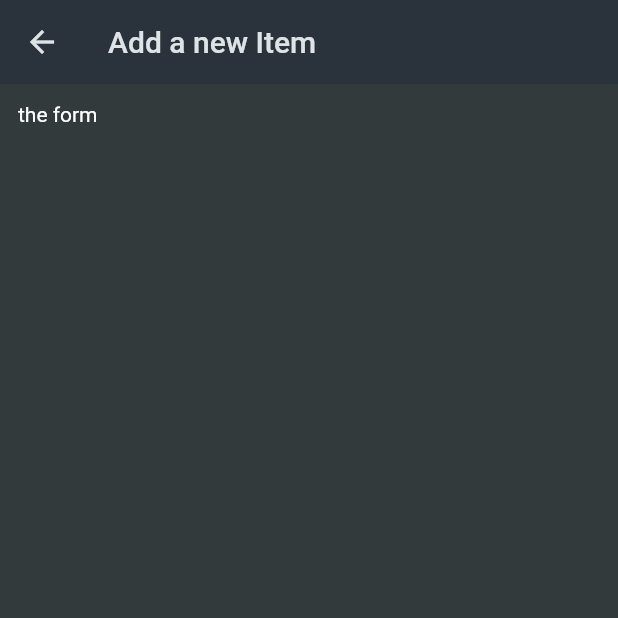
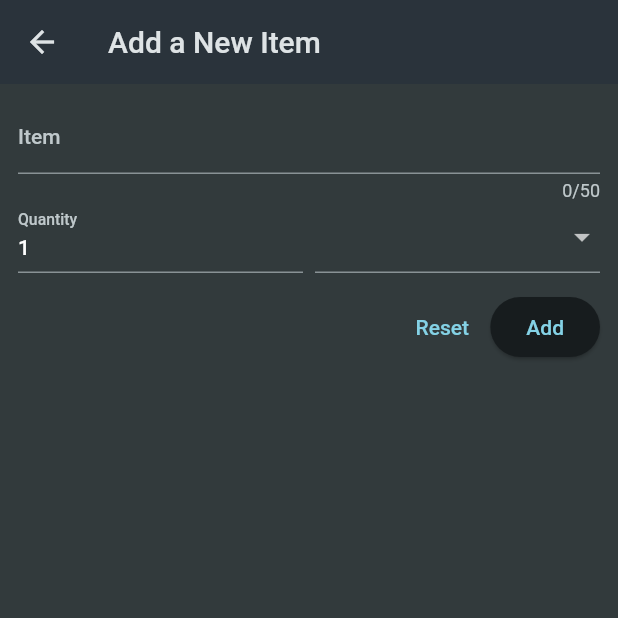
Before and after one commit to vedantagrawal524/Shopping-List-App, a Flutter app: the screen it shows after launch, after a tap on the "add" icon, on a phone screen of 412 x 824 dp, the top half of it. Run offline on Flutter 3.47's test engine with Material 2 defaults, Android fonts, the phone set to English and light mode, and no system bars.

Commit message:
Form Applied in New Item

```diff
--- a/lib/widgets/grocery_list.dart
+++ b/lib/widgets/grocery_list.dart
@@ -11,9 +11,11 @@ class GroceryList extends StatefulWidget {
 
 class _GroceryListState extends State<GroceryList> {
   void _addItem() {
-    Navigator.of(context).push(MaterialPageRoute(
-      builder: (context) => NewItem(),
-    ));
+    Navigator.of(context).push(
+      MaterialPageRoute(
+        builder: (context) => const NewItem(),
+      ),
+    );
   }
 
   @override
--- a/lib/widgets/new_item.dart
+++ b/lib/widgets/new_item.dart
@@ -1,4 +1,5 @@
 import 'package:flutter/material.dart';
+import 'package:shopping_list/data/categories.dart';
 
 class NewItem extends StatefulWidget {
   const NewItem({super.key});
@@ -14,11 +15,76 @@ class _NewItemState extends State<NewItem> {
   Widget build(BuildContext context) {
     return Scaffold(
       appBar: AppBar(
-        title: Text('Add a new Item'),
+        title: const Text('Add a New Item'),
       ),
       body: Padding(
         padding: const EdgeInsets.all(12),
-        child: Text('the form'),
+        child: Form(
+          child: Column(
+            children: [
+              TextFormField(
+                maxLength: 50,
+                decoration: const InputDecoration(
+                  label: Text('Item'),
+                ),
+                validator: (value) {
+                  return 'wrong';
+                },
+              ),
+              Row(
+                crossAxisAlignment: CrossAxisAlignment.end,
+                children: [
+                  Expanded(
+                    child: TextFormField(
+                      keyboardType: TextInputType.number,
+                      decoration: const InputDecoration(
+                        label: Text('Quantity'),
+                      ),
+                      initialValue: '1',
+                    ),
+                  ),
+                  const SizedBox(width: 8),
+                  Expanded(
+                    child: DropdownButtonFormField(
+                      items: [
+                        for (final category in categories.entries)
+                          DropdownMenuItem(
+                            value: category.value,
+                            child: Row(
+                              children: [
+                                Container(
+                                  height: 16,
+                                  width: 16,
+                                  color: category.value.color,
+                                ),
+                                const SizedBox(width: 6),
+                                Text(category.value.title),
+                              ],
+                            ),
+                          )
+                      ],
+                      onChanged: (value) {},
+                    ),
+                  ),
+                ],
+              ),
+              const SizedBox(height: 12),
+              Row(
+                mainAxisAlignment: MainAxisAlignment.end,
+                children: [
+                  TextButton(
+                    onPressed: () {},
+                    child: const Text('Reset'),
+                  ),
+                  ElevatedButton(
+                    onPressed: () {},
+                    child: const Text('Add'),
+                  ),
+                ],
+              ),
+            ],
+          ),
+        ),
       ),
     );
   }
```
